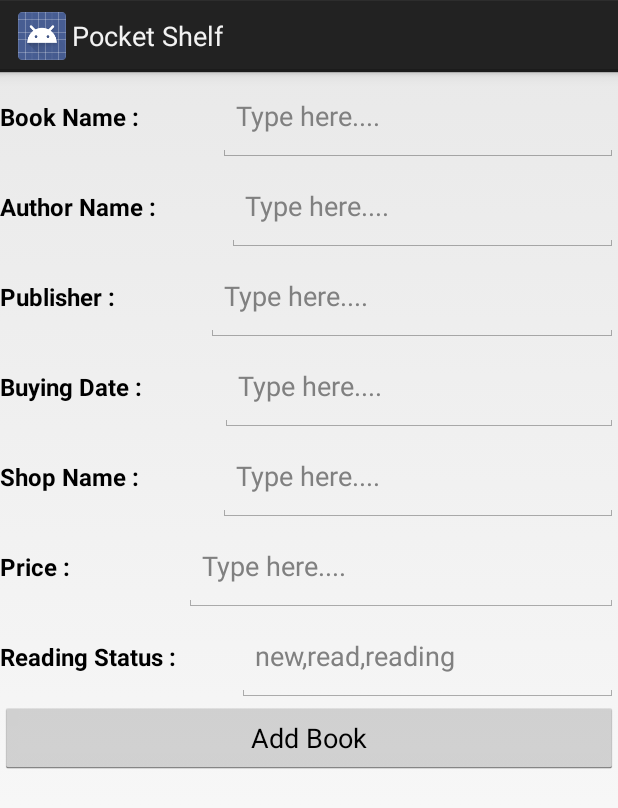
After one commit to jabertuhin/PocketShelf, an Android app: the AddNewBook screen opened directly, with no data from a screen before it, on a phone screen of 412 x 824 dp. The commit adds this screen. Shown: the top 808 px of the screen. Run offline under Robolectric (Android 15) with nearby library versions, the phone set to English and light mode, and no system bars.

Commit message:
Changes in the database

```diff
--- a/app/src/main/AndroidManifest.xml
+++ b/app/src/main/AndroidManifest.xml
@@ -23,9 +23,8 @@
         <activity android:name=".reading" />
         <activity android:name=".read" />
         <activity android:name=".addBorrowedBook"/>
-        <activity android:name=".add_buy_book">
-
-        </activity>
+        <activity android:name=".add_buy_book"/>
+        <activity android:name=".AddNewBook"/>
     </application>
 
 </manifest>
--- /dev/null
+++ b/app/src/main/java/com/example/tuhin/pocketshelf/AddNewBook.java
@@ -0,0 +1,51 @@
+package com.example.tuhin.pocketshelf;
+
+import android.app.Activity;
+import android.content.Intent;
+import android.os.Bundle;
+import android.view.View;
+import android.widget.EditText;
+import android.widget.Toast;
+
+public class AddNewBook extends Activity {
+    DataBase database;
+
+    @Override
+    protected void onCreate(Bundle savedInstanceState) {
+        super.onCreate(savedInstanceState);
+        setContentView(R.layout.add_new_book);
+        database = new DataBase(this);
+    }
+
+    public void addAndGo(View view){
+        EditText etBookName = (EditText) findViewById(R.id.editText_book);
+        EditText etAuthor = (EditText) findViewById(R.id.editText_author);
+        EditText etPublisher = (EditText) findViewById(R.id.editText_publisher);
+        EditText etDate = (EditText) findViewById(R.id.editText_date);
+        EditText etShopName = (EditText) findViewById(R.id.editText_shop_name);
+        EditText etPrice = (EditText) findViewById(R.id.editText_price);
+        EditText etStatus = (EditText) findViewById(R.id.editText_status);
+
+        String book = etBookName.getText().toString();
+        String author = etAuthor.getText().toString();
+        String publisher = etPublisher.getText().toString();
+        String date = etDate.getText().toString();
+        String shopName = etShopName.getText().toString();
+        int price = Integer.parseInt(etPrice.getText().toString());
+        String status = etStatus.getText().toString();
+
+        int stat = 0;
+
+        if(status == "reading") stat = 2;
+        else stat = 1;
+
+        boolean chk = database.addToMyShelf(book,author,publisher,date,shopName,price,stat);
+        if(chk) Toast.makeText(getApplicationContext(),"Added successfully.",Toast.LENGTH_SHORT).show();
+        else Toast.makeText(getApplicationContext(),"Try again later.",Toast.LENGTH_SHORT).show();
+
+        Intent goThere = new Intent(this,my_book_shelf.class);
+        startActivity(goThere);
+    }
+
+
+}
--- a/app/src/main/java/com/example/tuhin/pocketshelf/DataBase.java
+++ b/app/src/main/java/com/example/tuhin/pocketshelf/DataBase.java
@@ -14,7 +14,7 @@ public class DataBase extends SQLiteOpenHelper {
     //Variables for database
 
     public static final String DATABASE_NAME = "pocketShelf";
-    public static final int database_version = 4;
+    public static final int database_version = 5;
     //(_id integer primary key AUTOINCREMENT, book_name text,author text,publisher text)
     //Table 1
     public static final String TABLE_NAME = "MyBook";
--- a/app/src/main/java/com/example/tuhin/pocketshelf/my_book_shelf.java
+++ b/app/src/main/java/com/example/tuhin/pocketshelf/my_book_shelf.java
@@ -37,4 +37,9 @@ public class my_book_shelf extends Activity{
         itemsAdapter = new ArrayAdapter<String>(getBaseContext(),android.R.layout.simple_list_item_1,items);
         list.setAdapter(itemsAdapter);
     }
+
+    public void goToAddBook(View view){
+        Intent goThere = new Intent(this,addBorrowedBook.class);
+        startActivity(goThere);
+    }
 }
--- /dev/null
+++ b/app/src/main/res/layout/add_new_book.xml
@@ -0,0 +1,190 @@
+<?xml version="1.0" encoding="utf-8"?>
+<LinearLayout xmlns:android="http://schemas.android.com/apk/res/android"
+    android:layout_width="match_parent"
+    android:layout_height="match_parent"
+    android:orientation="vertical">
+
+    <LinearLayout
+        android:layout_width="match_parent"
+        android:layout_height="60dp"
+        android:orientation="horizontal">
+
+        <TextView
+            android:id="@+id/textView"
+            android:layout_width="wrap_content"
+            android:layout_height="match_parent"
+            android:layout_weight="1"
+            android:gravity="center_vertical"
+            android:text="Book Name :"
+            android:textAppearance="@android:style/TextAppearance"
+            android:textStyle="bold" />
+
+        <EditText
+            android:id="@+id/editText_book"
+            android:layout_width="wrap_content"
+            android:layout_height="match_parent"
+            android:layout_weight="1"
+            android:ems="10"
+            android:hint="@string/type_here01"
+            android:inputType="textPersonName" />
+    </LinearLayout>
+
+    <LinearLayout
+        android:layout_width="match_parent"
+        android:layout_height="60dp"
+        android:orientation="horizontal">
+
+        <TextView
+            android:id="@+id/textView2"
+            android:layout_width="wrap_content"
+            android:layout_height="match_parent"
+            android:layout_weight="1"
+            android:gravity="center_vertical"
+            android:text="Author Name :"
+            android:textAppearance="@android:style/TextAppearance"
+            android:textStyle="bold" />
+
+        <EditText
+            android:id="@+id/editText_author"
+            android:layout_width="wrap_content"
+            android:layout_height="match_parent"
+            android:layout_weight="1"
+            android:ems="10"
+            android:hint="@string/type_here01"
+            android:inputType="textPersonName" />
+    </LinearLayout>
+
+    <LinearLayout
+        android:layout_width="match_parent"
+        android:layout_height="60dp"
+        android:orientation="horizontal">
+
+        <TextView
+            android:id="@+id/textView3"
+            android:layout_width="wrap_content"
+            android:layout_height="match_parent"
+            android:layout_weight="1"
+            android:gravity="center_vertical"
+            android:text="Publisher :"
+            android:textAppearance="@android:style/TextAppearance"
+            android:textStyle="bold" />
+
+        <EditText
+            android:id="@+id/editText_publisher"
+            android:layout_width="wrap_content"
+            android:layout_height="match_parent"
+            android:layout_weight="1"
+            android:ems="10"
+            android:hint="@string/type_here01"
+            android:inputType="textPersonName" />
+    </LinearLayout>
+
+    <LinearLayout
+        android:layout_width="match_parent"
+        android:layout_height="60dp"
+        android:orientation="horizontal">
+
+        <TextView
+            android:id="@+id/textView7"
+            android:layout_width="wrap_content"
+            android:layout_height="match_parent"
+            android:layout_weight="1"
+            android:gravity="center_vertical"
+            android:text="Buying Date :"
+            android:textAppearance="@android:style/TextAppearance"
+            android:textStyle="bold" />
+
+        <EditText
+            android:id="@+id/editText_date"
+            android:layout_width="wrap_content"
+            android:layout_height="match_parent"
+            android:layout_weight="1"
+            android:ems="10"
+            android:hint="@string/type_here01"
+            android:inputType="textPersonName" />
+    </LinearLayout>
+
+    <LinearLayout
+        android:layout_width="match_parent"
+        android:layout_height="60dp"
+        android:orientation="horizontal">
+
+        <TextView
+            android:id="@+id/textView8"
+            android:layout_width="wrap_content"
+            android:layout_height="match_parent"
+            android:layout_weight="1"
+            android:gravity="center_vertical"
+            android:text="Shop Name :"
+            android:textAppearance="@android:style/TextAppearance"
+            android:textStyle="bold" />
+
+        <EditText
+            android:id="@+id/editText_shop_name"
+            android:layout_width="wrap_content"
+            android:layout_height="match_parent"
+            android:layout_weight="1"
+            android:ems="10"
+            android:hint="@string/type_here01"
+            android:inputType="textPersonName" />
+    </LinearLayout>
+
+    <LinearLayout
+        android:layout_width="match_parent"
+        android:layout_height="60dp"
+        android:orientation="horizontal">
+
+        <TextView
+            android:id="@+id/textView9"
+            android:layout_width="wrap_content"
+            android:layout_height="match_parent"
+            android:layout_weight="1"
+            android:gravity="center_vertical"
+            android:text="Price :"
+            android:textAppearance="@android:style/TextAppearance"
+            android:textStyle="bold" />
+
+        <EditText
+            android:id="@+id/editText_price"
+            android:layout_width="wrap_content"
+            android:layout_height="match_parent"
+            android:layout_weight="1"
+            android:ems="10"
+            android:hint="@string/type_here01"
+            android:inputType="textPersonName" />
+    </LinearLayout>
+
+    <LinearLayout
+        android:layout_width="match_parent"
+        android:layout_height="60dp"
+        android:orientation="horizontal">
+
+        <TextView
+            android:id="@+id/textView10"
+            android:layout_width="wrap_content"
+            android:layout_height="match_parent"
+            android:layout_weight="1"
+            android:gravity="center_vertical"
+            android:text="Reading Status :"
+            android:textAppearance="@android:style/TextAppearance"
+            android:textStyle="bold" />
+
+        <EditText
+            android:id="@+id/editText_status"
+            android:layout_width="wrap_content"
+            android:layout_height="match_parent"
+            android:layout_weight="1"
+            android:ems="10"
+            android:hint="new,read,reading"
+            android:inputType="textPersonName" />
+
+
+    </LinearLayout>
+
+    <Button
+        android:id="@+id/add_new"
+        android:layout_width="match_parent"
+        android:layout_height="wrap_content"
+        android:onClick="0"
+        android:text="@string/add_book" />
+</LinearLayout>
--- a/app/src/main/res/layout/my_book_shelf.xml
+++ b/app/src/main/res/layout/my_book_shelf.xml
@@ -1,11 +1,19 @@
 <?xml version="1.0" encoding="utf-8"?>
 <LinearLayout xmlns:android="http://schemas.android.com/apk/res/android"
     android:layout_width="match_parent"
-    android:layout_height="match_parent">
+    android:layout_height="match_parent"
+    android:orientation="vertical">
 
     <ListView
         android:id="@+id/list_item"
         android:layout_width="match_parent"
-        android:layout_height="match_parent"
+        android:layout_height="462dp"
         android:scrollbars="vertical" />
+
+    <Button
+        android:id="@+id/add_book"
+        android:layout_width="match_parent"
+        android:layout_height="wrap_content"
+        android:text="@string/add_book" />
+
 </LinearLayout>
```
